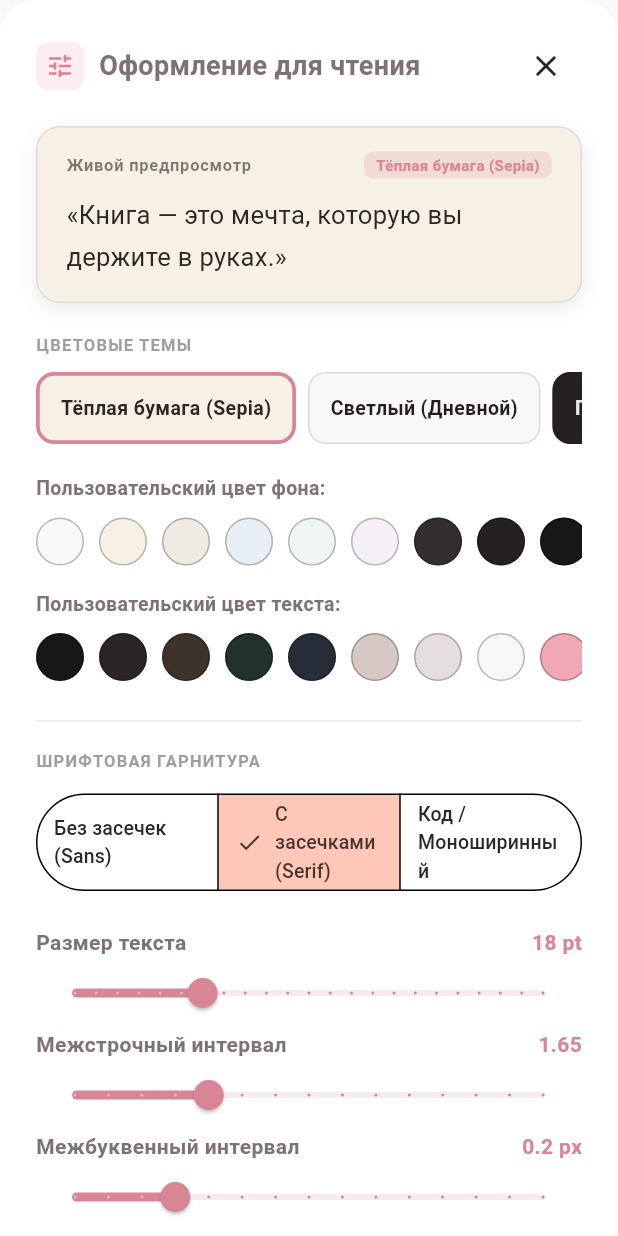
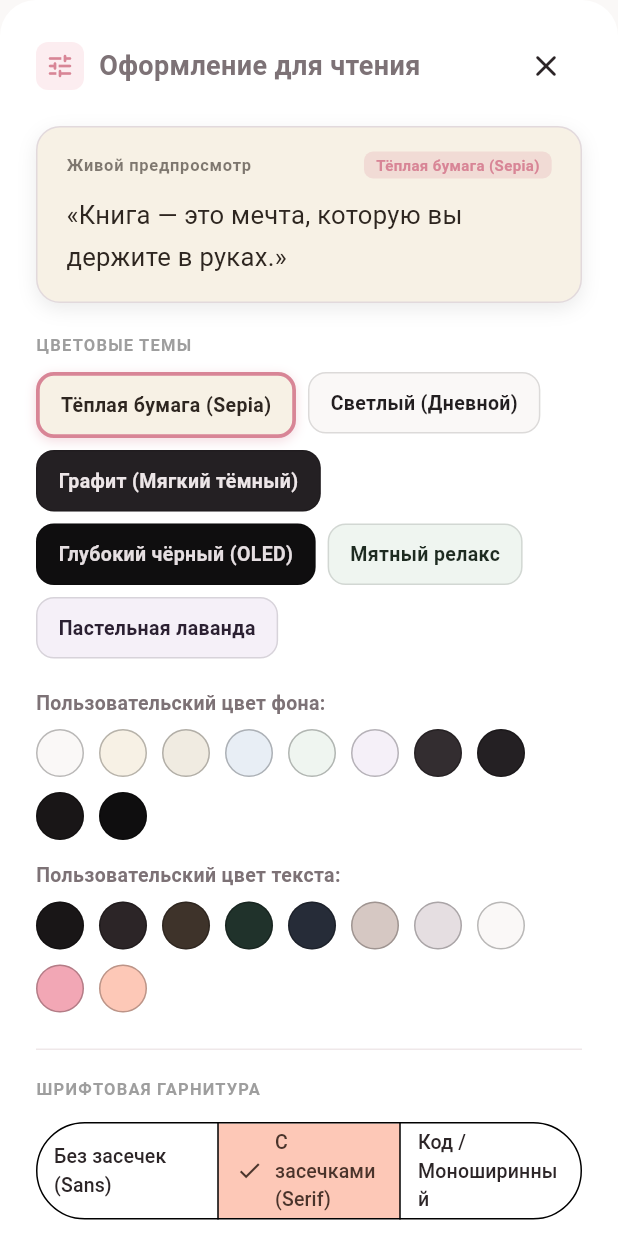
Before and after one commit to lubovoladuska/LiReader, a Flutter app: the ReaderThemeSettingsSheet widget shown alone on an empty page, opened directly with empty values, on a phone screen of 412 x 824 dp. Run offline on Flutter 3.47's test engine with Material 3 defaults, Android fonts, the light colour scheme and no system bars; our stand-ins replace file_picker, sqflite_common_ffi; missing offline and left inert: pdfrx; accounts and stored records are empty; Roboto replaces fonts that are missing (Consolas, Georgia, Segoe UI).

Commit message:
fix(theme-settings): wrap preset badges and enable mouse drag gestures

```diff
--- a/lib/main.dart
+++ b/lib/main.dart
@@ -1,4 +1,5 @@
 import 'dart:io';
+import 'dart:ui';
 import 'package:flutter/foundation.dart';
 import 'package:flutter/material.dart';
 import 'package:provider/provider.dart';
@@ -25,6 +26,18 @@ void main() async {
   );
 }
 
+class LiReaderScrollBehavior extends MaterialScrollBehavior {
+  const LiReaderScrollBehavior();
+
+  @override
+  Set<PointerDeviceKind> get dragDevices => {
+        PointerDeviceKind.touch,
+        PointerDeviceKind.mouse,
+        PointerDeviceKind.trackpad,
+        PointerDeviceKind.stylus,
+      };
+}
+
 class LiReaderApp extends StatelessWidget {
   const LiReaderApp({super.key});
 
@@ -33,6 +46,7 @@ class LiReaderApp extends StatelessWidget {
     return MaterialApp(
       title: 'LiReader',
       debugShowCheckedModeBanner: false,
+      scrollBehavior: const LiReaderScrollBehavior(),
       theme: AppTheme.lightTheme,
       darkTheme: AppTheme.darkTheme,
       themeMode: ThemeMode.system,
--- a/lib/widgets/reader/reader_theme_settings_sheet.dart
+++ b/lib/widgets/reader/reader_theme_settings_sheet.dart
@@ -158,21 +158,16 @@ class ReaderThemeSettingsSheet extends StatelessWidget {
               // 1. Color Presets
               const Text('ЦВЕТОВЫЕ ТЕМЫ', style: TextStyle(fontSize: 11, fontWeight: FontWeight.bold, letterSpacing: 0.8, color: Colors.grey)),
               const SizedBox(height: 10),
-              SizedBox(
-                height: 48,
-                child: ListView.separated(
-                  scrollDirection: Axis.horizontal,
-                  itemCount: ReaderColorPreset.values.length,
-                  separatorBuilder: (context, index) => const SizedBox(width: 8),
-                  itemBuilder: (ctx, idx) {
-                    final preset = ReaderColorPreset.values[idx];
+              Wrap(
+                spacing: 8,
+                runSpacing: 8,
+                children: ReaderColorPreset.values.map((preset) {
                   final isSelected = !settings.isCustomColors && settings.colorPreset == preset;
-
                   return InkWell(
                     onTap: () => reader.setColorPreset(preset),
                     borderRadius: BorderRadius.circular(12),
                     child: Container(
-                        padding: const EdgeInsets.symmetric(horizontal: 14),
+                      padding: const EdgeInsets.symmetric(horizontal: 14, vertical: 10),
                       decoration: BoxDecoration(
                         color: preset.backgroundColor,
                         borderRadius: BorderRadius.circular(12),
@@ -180,8 +175,16 @@ class ReaderThemeSettingsSheet extends StatelessWidget {
                           color: isSelected ? AppTheme.primaryPinkDark : Colors.black12,
                           width: isSelected ? 2.5 : 1,
                         ),
+                        boxShadow: isSelected
+                            ? [
+                                BoxShadow(
+                                  color: AppTheme.primaryPinkDark.withValues(alpha: 0.3),
+                                  blurRadius: 6,
+                                  offset: const Offset(0, 2),
                                 ),
-                        alignment: Alignment.center,
+                              ]
+                            : null,
+                      ),
                       child: Text(
                         preset.label,
                         style: TextStyle(
@@ -192,9 +195,9 @@ class ReaderThemeSettingsSheet extends StatelessWidget {
                       ),
                     ),
                   );
-                  },
+                }).toList(),
               ),
-              ),
+
 
               const SizedBox(height: 20),
               // Custom Color Pickers
@@ -211,17 +214,14 @@ class ReaderThemeSettingsSheet extends StatelessWidget {
                 ],
               ),
               const SizedBox(height: 8),
-              SizedBox(
-                height: 36,
-                child: ListView.separated(
-                  scrollDirection: Axis.horizontal,
-                  itemCount: customBgOptions.length,
-                  separatorBuilder: (context, index) => const SizedBox(width: 10),
-                  itemBuilder: (ctx, idx) {
-                    final color = customBgOptions[idx];
+              Wrap(
+                spacing: 10,
+                runSpacing: 10,
+                children: customBgOptions.map((color) {
                   final isSelected = settings.isCustomColors && settings.activeBackground.toARGB32() == color.toARGB32();
                   return InkWell(
                     onTap: () => reader.setCustomColors(background: color),
+                    borderRadius: BorderRadius.circular(16),
                     child: Container(
                       width: 32,
                       height: 32,
@@ -235,24 +235,20 @@ class ReaderThemeSettingsSheet extends StatelessWidget {
                       ),
                     ),
                   );
-                  },
-                ),
+                }).toList(),
               ),
 
               const SizedBox(height: 14),
               const Text('Пользовательский цвет текста:', style: TextStyle(fontSize: 13, fontWeight: FontWeight.w600)),
               const SizedBox(height: 8),
-              SizedBox(
-                height: 36,
-                child: ListView.separated(
-                  scrollDirection: Axis.horizontal,
-                  itemCount: customTextOptions.length,
-                  separatorBuilder: (context, index) => const SizedBox(width: 10),
-                  itemBuilder: (ctx, idx) {
-                    final color = customTextOptions[idx];
+              Wrap(
+                spacing: 10,
+                runSpacing: 10,
+                children: customTextOptions.map((color) {
                   final isSelected = settings.isCustomColors && settings.activeText.toARGB32() == color.toARGB32();
                   return InkWell(
                     onTap: () => reader.setCustomColors(text: color),
+                    borderRadius: BorderRadius.circular(16),
                     child: Container(
                       width: 32,
                       height: 32,
@@ -266,9 +262,9 @@ class ReaderThemeSettingsSheet extends StatelessWidget {
                       ),
                     ),
                   );
-                  },
+                }).toList(),
               ),
-              ),
+
 
               const SizedBox(height: 24),
               const Divider(height: 1),
```
Lines whose indentation alone changed are shown as unchanged.
